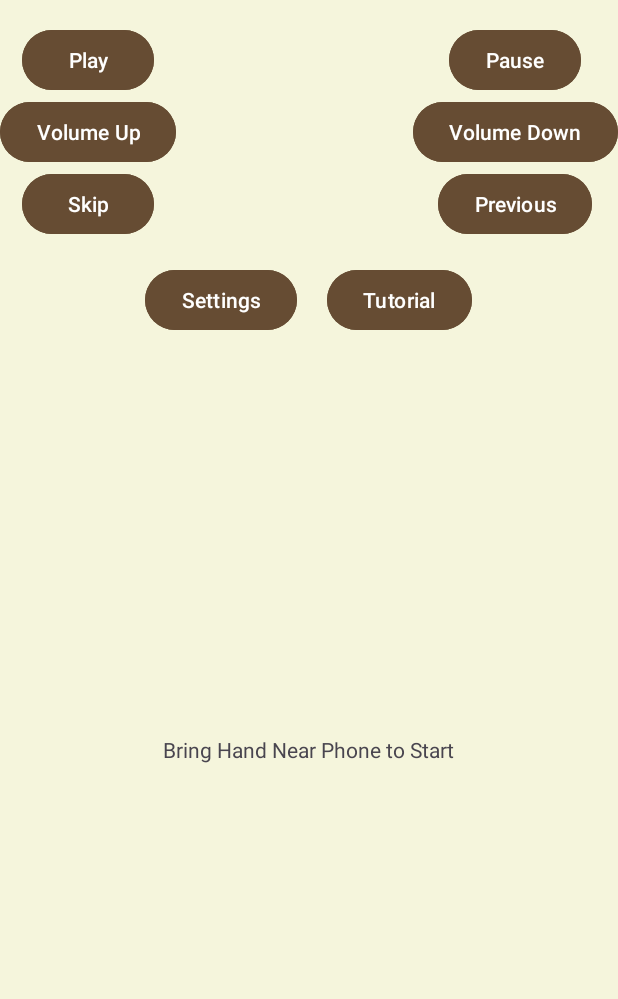
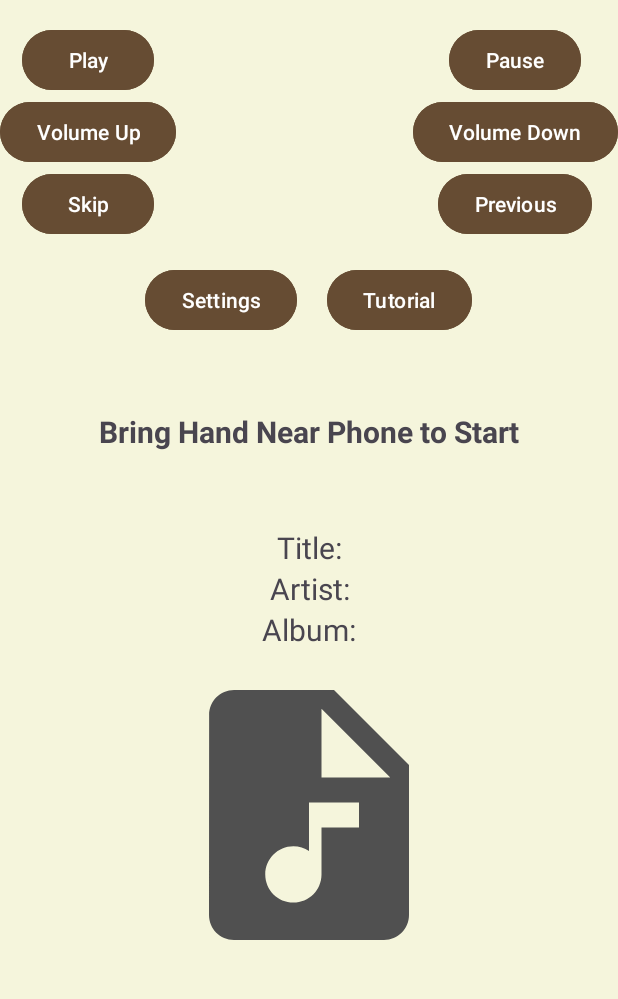
Before and after one commit to chasecmathis/conductor, an Android app: the MediaControllerInterfaceActivity screen opened directly, with no data from a screen before it, on a phone screen of 412 x 824 dp, the part 73-1072 px from its top. Run offline under Robolectric (Android 15) with nearby library versions, the phone set to English and light mode, and no system bars; our stand-ins replace Picasso; libraries missing offline, so code that uses them is left out: com.google.mediapipe.framework.

Commit message:
Display associated metadata

```diff
--- a/app/build.gradle.kts
+++ b/app/build.gradle.kts
@@ -31,6 +31,7 @@ android {
 dependencies {
 
     implementation("androidx.appcompat:appcompat:1.6.1")
+    implementation("com.squareup.picasso:picasso:2.71828");
     implementation("com.google.android.material:material:1.11.0")
     implementation("androidx.constraintlayout:constraintlayout:2.1.4")
     implementation("com.google.mediapipe:tasks-vision:latest.release")
--- a/app/src/main/java/com/example/conductor/IntroScreenActivity.java
+++ b/app/src/main/java/com/example/conductor/IntroScreenActivity.java
@@ -31,11 +31,13 @@ public class IntroScreenActivity extends AppCompatActivity {
         int color = Color.parseColor("#664C33");
         getWindow().addFlags(WindowManager.LayoutParams.FLAG_DRAWS_SYSTEM_BAR_BACKGROUNDS);
         getWindow().setStatusBarColor(color);
+
+        requestNotificationListenerPermission();
+        requestCameraPermission();
     }
 
     public void startButtonClicked(View v) {
-        requestNotificationListenerPermission();
-        requestCameraPermission();
+
 
         Intent toMediaControllerIntent = new Intent(this, MediaControllerInterfaceActivity.class);
         startActivity(toMediaControllerIntent);
--- a/app/src/main/java/com/example/conductor/MediaControllerInterfaceActivity.java
+++ b/app/src/main/java/com/example/conductor/MediaControllerInterfaceActivity.java
@@ -113,7 +113,7 @@ public class MediaControllerInterfaceActivity extends AppCompatActivity {
 
         //Handle fragment swapping to turn camera on and off
         camFrag = new CameraFragment(cameraManager);
-        shutterFrag = new ShutterFragment();
+        shutterFrag = new ShutterFragment(mediaSessionManager, this);
         startShutterThread();
 
     }
--- a/app/src/main/java/com/example/conductor/fragments/ShutterFragment.java
+++ b/app/src/main/java/com/example/conductor/fragments/ShutterFragment.java
@@ -1,66 +1,137 @@
 package com.example.conductor.fragments;
 
+import static androidx.core.content.ContextCompat.getSystemService;
+
+import android.content.ComponentName;
+import android.content.Context;
+import android.media.MediaMetadata;
+import android.media.session.MediaController;
+import android.media.session.MediaSessionManager;
 import android.os.Bundle;
 
 import androidx.fragment.app.Fragment;
 
+import android.os.Handler;
+import android.os.HandlerThread;
+import android.provider.MediaStore;
 import android.view.LayoutInflater;
 import android.view.View;
 import android.view.ViewGroup;
+import android.widget.TextView;
 
+import com.example.conductor.MediaControllerInterfaceActivity;
 import com.example.conductor.R;
+import android.widget.ImageView;
+import android.graphics.Bitmap;
+import com.squareup.picasso.Picasso;
 
 /**
  * A simple {@link Fragment} subclass.
- * Use the {@link ShutterFragment#newInstance} factory method to
  * create an instance of this fragment.
  */
 public class ShutterFragment extends Fragment {
 
-    // TODO: Rename parameter arguments, choose names that match
-    // the fragment initialization parameters, e.g. ARG_ITEM_NUMBER
-    private static final String ARG_PARAM1 = "param1";
-    private static final String ARG_PARAM2 = "param2";
+    private MediaSessionManager mediaSessionManager;
+    private MediaControllerInterfaceActivity mediaControllerInterfaceActivity;
 
-    // TODO: Rename and change types of parameters
-    private String mParam1;
-    private String mParam2;
+    private final int metadata_MS = 500;
+
+
+    private HandlerThread metadataThread;
+    private Handler metadataHandler;
+
+    private TextView title_text;
+    private TextView artist_text;
+    private TextView album_text;
+    private ImageView album_art;
 
     public ShutterFragment() {
         // Required empty public constructor
     }
 
-    /**
-     * Use this factory method to create a new instance of
-     * this fragment using the provided parameters.
-     *
-     * @param param1 Parameter 1.
-     * @param param2 Parameter 2.
-     * @return A new instance of fragment ShutterFragment.
-     */
-    // TODO: Rename and change types and number of parameters
-    public static ShutterFragment newInstance(String param1, String param2) {
-        ShutterFragment fragment = new ShutterFragment();
-        Bundle args = new Bundle();
-        args.putString(ARG_PARAM1, param1);
-        args.putString(ARG_PARAM2, param2);
-        fragment.setArguments(args);
-        return fragment;
+    public ShutterFragment(MediaSessionManager mediaSessionManager, MediaControllerInterfaceActivity mediaControllerInterfaceActivity) {
+        this.mediaSessionManager = mediaSessionManager;
+        this.mediaControllerInterfaceActivity = mediaControllerInterfaceActivity;
     }
-
     @Override
     public void onCreate(Bundle savedInstanceState) {
         super.onCreate(savedInstanceState);
-        if (getArguments() != null) {
-            mParam1 = getArguments().getString(ARG_PARAM1);
-            mParam2 = getArguments().getString(ARG_PARAM2);
-        }
     }
 
     @Override
     public View onCreateView(LayoutInflater inflater, ViewGroup container,
                              Bundle savedInstanceState) {
         // Inflate the layout for this fragment
-        return inflater.inflate(R.layout.fragment_shutter, container, false);
+        View view = inflater.inflate(R.layout.fragment_shutter, container, false);
+        title_text = view.findViewById(R.id.shutter_title);
+        artist_text = view.findViewById(R.id.shutter_artist);
+        album_text = view.findViewById(R.id.shutter_album);
+        album_art = view.findViewById(R.id.album_art);
+        return view;
+    }
+
+    @Override
+    public void onResume() {
+        super.onResume();
+
+        startMetadataThread();
+    }
+
+    @Override
+    public void onPause() {
+        super.onPause();
+        stopMetadataThread();
+    }
+
+    private final Runnable getMetadata = new Runnable() {
+        @Override
+        public void run() {
+            // Get metadata
+
+            if (mediaSessionManager.getActiveSessions(new ComponentName(mediaControllerInterfaceActivity, getClass())).size() > 0) {
+                MediaController controller = mediaSessionManager.getActiveSessions(new ComponentName(mediaControllerInterfaceActivity, getClass())).get(0);
+                MediaMetadata metadata = controller.getMetadata();
+                if (metadata != null) {
+                    if (metadata.getText(MediaMetadata.METADATA_KEY_TITLE) != null) {
+                        String title = getString(R.string.song_title) + " " + metadata.getText(MediaMetadata.METADATA_KEY_TITLE);
+                        title_text.setText(title);
+                    }
+                    if (metadata.getText(MediaMetadata.METADATA_KEY_ARTIST) != null) {
+                        String artist = getString(R.string.song_artist) + " " + metadata.getText(MediaMetadata.METADATA_KEY_ARTIST);
+                        artist_text.setText(artist);
+                    }
+                    if (metadata.getText(MediaMetadata.METADATA_KEY_ALBUM) != null) {
+                        String album = getString(R.string.song_album) + " " + metadata.getText(MediaMetadata.METADATA_KEY_ALBUM);
+                        album_text.setText(album);
+                    }
+
+                    if (metadata.getBitmap(MediaMetadata.METADATA_KEY_ALBUM_ART) != null) {
+                        Bitmap album_cover = metadata.getBitmap(MediaMetadata.METADATA_KEY_ALBUM_ART);
+                        album_art.setImageBitmap(album_cover);
+                    }
+                }
+            }
+            metadataHandler.postDelayed(getMetadata, metadata_MS);
+        }
+    };
+
+    private void startMetadataThread() {
+        metadataThread = new HandlerThread("shutter");
+        metadataThread.start();
+        metadataHandler = new Handler(metadataThread.getLooper());
+        metadataHandler.post(getMetadata);
+    }
+
+    private void stopMetadataThread() {
+        if (metadataThread != null) {
+            metadataThread.quitSafely();
+            try {
+                metadataThread.join();
+                metadataThread = null;
+                metadataHandler = null;
+            } catch (InterruptedException e) {
+                e.printStackTrace();
+            }
+        }
     }
 }
--- /dev/null
+++ b/app/src/main/res/drawable/baseline_audio_file_24.xml
@@ -0,0 +1,5 @@
+<vector android:height="24dp" android:tint="#505050"
+    android:viewportHeight="24" android:viewportWidth="24"
+    android:width="24dp" xmlns:android="http://schemas.android.com/apk/res/android">
+    <path android:fillColor="@android:color/white" android:pathData="M14,2H6C4.9,2 4.01,2.9 4.01,4L4,20c0,1.1 0.89,2 1.99,2H18c1.1,0 2,-0.9 2,-2V8L14,2zM16,13h-3v3.75c0,1.24 -1.01,2.25 -2.25,2.25S8.5,17.99 8.5,16.75c0,-1.24 1.01,-2.25 2.25,-2.25c0.46,0 0.89,0.14 1.25,0.38V11h4V13zM13,9V3.5L18.5,9H13z"/>
+</vector>
--- a/app/src/main/res/layout/fragment_shutter.xml
+++ b/app/src/main/res/layout/fragment_shutter.xml
@@ -1,15 +1,60 @@
 <?xml version="1.0" encoding="utf-8"?>
 <FrameLayout xmlns:android="http://schemas.android.com/apk/res/android"
-    xmlns:tools="http://schemas.android.com/tools"
     android:layout_width="match_parent"
-    android:layout_height="match_parent"
-    tools:context=".fragments.ShutterFragment">
+    android:layout_height="match_parent">
 
-    <!-- TODO: Update blank fragment layout -->
-    <TextView
-        android:layout_width="wrap_content"
+    <LinearLayout
+        android:layout_width="match_parent"
         android:layout_height="wrap_content"
-        android:text="@string/camera_shutter"
-        android:layout_gravity="center" />
+        android:orientation="vertical"
+        android:layout_gravity="top"
+        android:layout_marginTop="50dp">
+
+        <TextView
+            android:id="@+id/camera_shutter_text"
+            android:layout_width="match_parent"
+            android:layout_height="wrap_content"
+            android:text="@string/camera_shutter"
+            android:gravity="center"
+            android:textStyle="bold"
+            android:textSize="20sp"/>
+
+        <TextView
+            android:id="@+id/shutter_title"
+            android:layout_width="match_parent"
+            android:layout_height="wrap_content"
+            android:layout_marginTop="50dp"
+            android:text="@string/song_title"
+            android:gravity="center"
+            android:textSize="20sp"/>
+
+        <TextView
+            android:id="@+id/shutter_artist"
+            android:layout_width="match_parent"
+            android:layout_height="wrap_content"
+            android:text="@string/song_artist"
+            android:gravity="center"
+            android:textSize="20sp"/>
+
+        <TextView
+            android:id="@+id/shutter_album"
+            android:layout_width="match_parent"
+            android:layout_height="wrap_content"
+            android:text="@string/song_album"
+            android:gravity="center"
+            android:textSize="20sp"/>
+        <ImageView
+            android:id="@+id/album_art"
+            android:layout_width="200dp"
+            android:layout_height="200dp"
+            android:layout_marginTop="10dp"
+            android:layout_gravity="center"
+            android:adjustViewBounds="true"
+            android:scaleType="centerCrop"
+            android:src="@drawable/baseline_audio_file_24"
+            android:contentDescription="@string/album_cover" />
+
+    </LinearLayout>
+
 
 </FrameLayout>
--- a/app/src/main/res/values/strings.xml
+++ b/app/src/main/res/values/strings.xml
@@ -39,5 +39,9 @@
     <string name="image_rate">Image Rate:</string>
     <string name="camera_shutter">Bring Hand Near Phone to Start</string>
     <string name="login_with_spotify">Login with Spotify</string>
+    <string name="song_title">Title:</string>
+    <string name="song_artist">Artist:</string>
+    <string name="song_album">Album:</string>
+    <string name="album_cover">album cover</string>
 
 </resources>
```
